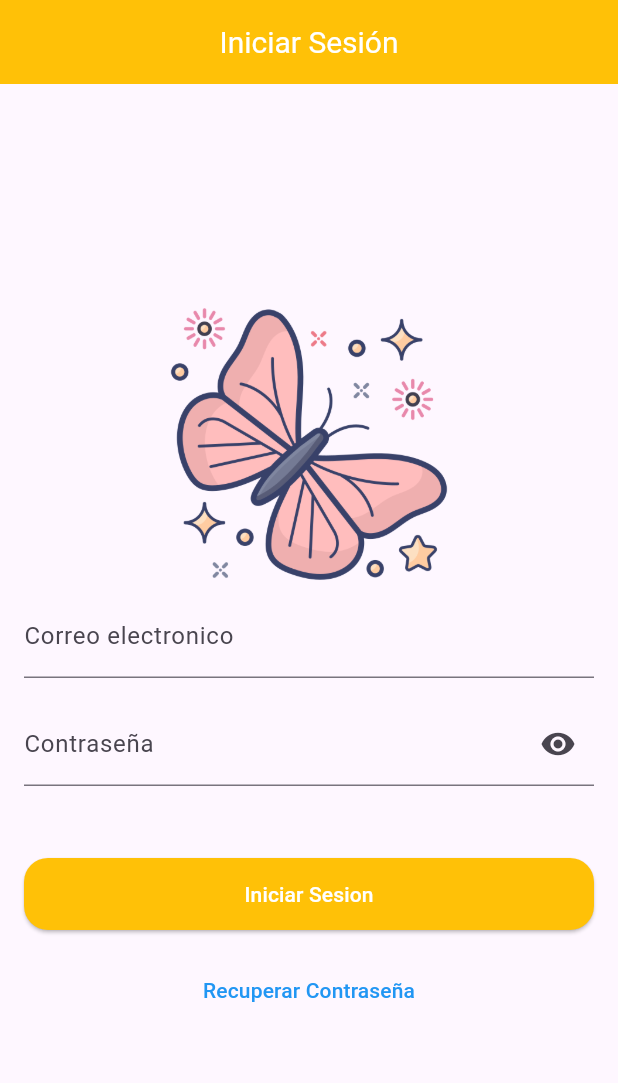
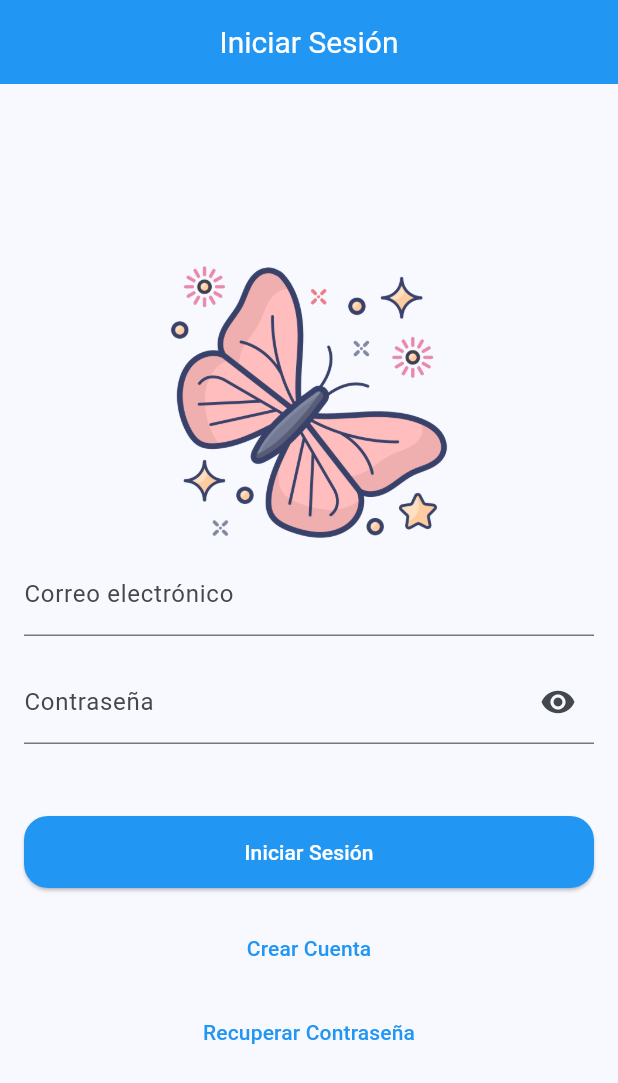
Before and after one commit to NattAraujo24/Actividad-02_XNGA, a Flutter app: the screen it shows after launch, on a phone screen of 412 x 824 dp. Shown: the top 1083 px of the screen. Run offline on Flutter 3.47's test engine with Material 3 defaults, Android fonts, the phone set to English and light mode, and no system bars; our stand-ins replace firebase_auth, firebase_core; accounts and stored records are empty.

Commit message:
login, crear cuenta y cerrar sesion

```diff
--- a/lib/main.dart
+++ b/lib/main.dart
@@ -1,4 +1,7 @@
+import 'package:firebase_core/firebase_core.dart';
 import 'package:flutter/material.dart';
+import 'package:learning1/firebase_options.dart';
+import 'package:learning1/kernel/widgets/crear_cuenta.dart';
 import 'package:learning1/modules/auth/screens/codigo.dart';
 import 'package:learning1/modules/auth/screens/contra.dart';
 import 'package:learning1/modules/auth/screens/login.dart';
@@ -8,11 +11,15 @@ import 'package:learning1/navegation/navigation.dart';
 import 'package:learning1/navegation/profile.dart';
 import 'package:learning1/widgets/SplashScreen.dart';
 
-void main() {
+//flutter pub get
+void main() async {
+  WidgetsFlutterBinding.ensureInitialized();
+  await Firebase.initializeApp(
+    options: DefaultFirebaseOptions.currentPlatform,
+  );
   runApp(const MainApp());
 }
 
-//flutter pub get
 class MainApp extends StatelessWidget {
   const MainApp({super.key});
 
@@ -21,15 +28,22 @@ class MainApp extends StatelessWidget {
     return MaterialApp(
       debugShowCheckedModeBanner: false,
       initialRoute: '/',
+      theme: ThemeData(
+        colorScheme: ColorScheme.fromSeed(
+          seedColor: Colors.blue,
+          brightness: Brightness.light,
+        ),
+      ),
       routes: {
-        '/':(context) => const Login(),
-        '/menu':(context) => const Navigation(),
-        '/home':(context) => const Home(),
-        '/profile':(context) => const Profile(),
-        '/codigo':(context) => const Codigo(),
-        '/verificacion':(context) => const Verificacion(),
-        '/contra':(context) => const Contra(),
-        '/splash':(context) => const SplashScreen(),
+        '/': (context) => const SplashScreen(),
+        '/login': (context) => const Login(),
+        '/menu': (context) => const Navigation(),
+        '/home': (context) => const Home(),
+        '/profile': (context) => const Profile(),
+        '/codigo': (context) => const Codigo(),
+        '/verificacion': (context) => const Verificacion(),
+        '/contra': (context) => const Contra(),
+        '/crearcuenta': (context) => const CrearCuenta()
       },
     );
   }
--- a/lib/modules/auth/screens/codigo.dart
+++ b/lib/modules/auth/screens/codigo.dart
@@ -71,7 +71,7 @@ class _CodigoState extends State<Codigo> {
                       }
                     },
                     style: OutlinedButton.styleFrom(
-                        backgroundColor: Colors.amber,
+                        backgroundColor: Colors.blue,
                         foregroundColor: Colors.white,
                         shape: RoundedRectangleBorder(
                           borderRadius: BorderRadius.circular(16),
--- a/lib/modules/auth/screens/login.dart
+++ b/lib/modules/auth/screens/login.dart
@@ -32,7 +32,7 @@ class _LoginState extends State<Login> {
       appBar: AppBar(
         title: const Text("Iniciar Sesión"),
         centerTitle: true,
-        backgroundColor: Colors.amber,
+        backgroundColor: Colors.blue,
         titleTextStyle: const TextStyle(fontSize: 20, color: Colors.white),
       ),
       body: Center(
@@ -52,14 +52,12 @@ class _LoginState extends State<Login> {
                   validator: validateEmail,
                   controller: _emailController,
                   decoration: const InputDecoration(
-                    hintText: "Correo electronico",
-                    label: Text('Correo electronico'),
+                    hintText: "Correo electrónico",
+                    label: Text('Correo electrónico'),
                   ),
                   keyboardType: TextInputType.emailAddress,
                 ),
-                const SizedBox(
-                  height: 16,
-                ),
+                const SizedBox(height: 16),
                 TextFormField(
                   controller: _passwordController,
                   obscureText: _isObscure,
@@ -72,33 +70,43 @@ class _LoginState extends State<Login> {
                           _isObscure = !_isObscure;
                         });
                       },
-                        icon: Icon(_isObscure
-                            ? Icons.visibility
-                            : Icons.visibility_off)),
+                      icon: Icon(
+                          _isObscure ? Icons.visibility : Icons.visibility_off),
                     ),
                   ),
-                const SizedBox(
-                  height: 48,
                 ),
+                const SizedBox(height: 48),
                 SizedBox(
                   height: 48,
                   width: double.infinity,
                   child: ElevatedButton(
                     onPressed: () {
                       if (_formKey.currentState!.validate()) {
-                        Navigator.pushNamed(context, '/splash');
+                        Navigator.pushNamed(context, '/home');
                       }
                     },
                     style: OutlinedButton.styleFrom(
-                        backgroundColor: Colors.amber,
+                      backgroundColor: Colors.blue,
                       foregroundColor: Colors.white,
                       shape: RoundedRectangleBorder(
                         borderRadius: BorderRadius.circular(16),
-                        )),
-                    child: const Text("Iniciar Sesion"),
+                      ),
+                    ),
+                    child: const Text("Iniciar Sesión"),
                   ),
                 ),
                 const SizedBox(height: 16),
+                // Botón para crear cuenta
+                TextButton(
+                  onPressed: () {
+                    Navigator.pushNamed(context, '/crearcuenta');
+                  },
+                  child: const Text(
+                    "Crear Cuenta",
+                    style: TextStyle(color: Colors.blue),
+                  ),
+                ),
+                const SizedBox(height: 8),
                 TextButton(
                   onPressed: () {
                     Navigator.pushNamed(context, '/codigo');
--- a/pubspec.yaml
+++ b/pubspec.yaml
@@ -9,6 +9,8 @@ environment:
 dependencies:
   flutter:
     sdk: flutter
+  firebase_core: ^3.6.0
+  firebase_auth: ^5.3.1
 
 dev_dependencies:
   flutter_test:
```
Also changed, not shown: lib/kernel/widgets/crear_cuenta.dart (added, +136 -0 lines), lib/kernel/widgets/custom_text_field_password.dart (added, +43 -0 lines), lib/modules/auth/screens/contra.dart (+5 -3 lines), lib/modules/auth/screens/verificacion.dart (+7 -4 lines), lib/navegation/home.dart (+25 -4 lines), lib/widgets/SplashScreen.dart (+9 -5 lines), firebase.json (added), lib/firebase_options.dart (added), pubspec.lock, 6 other files. Lines whose indentation alone changed are shown as unchanged.
